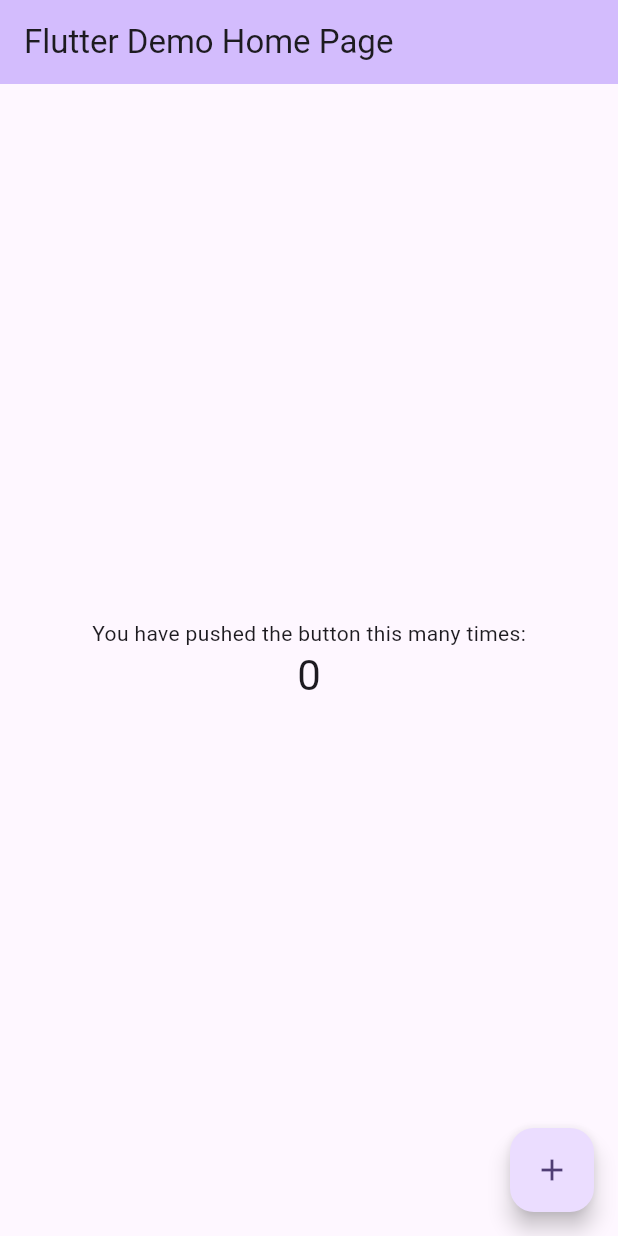
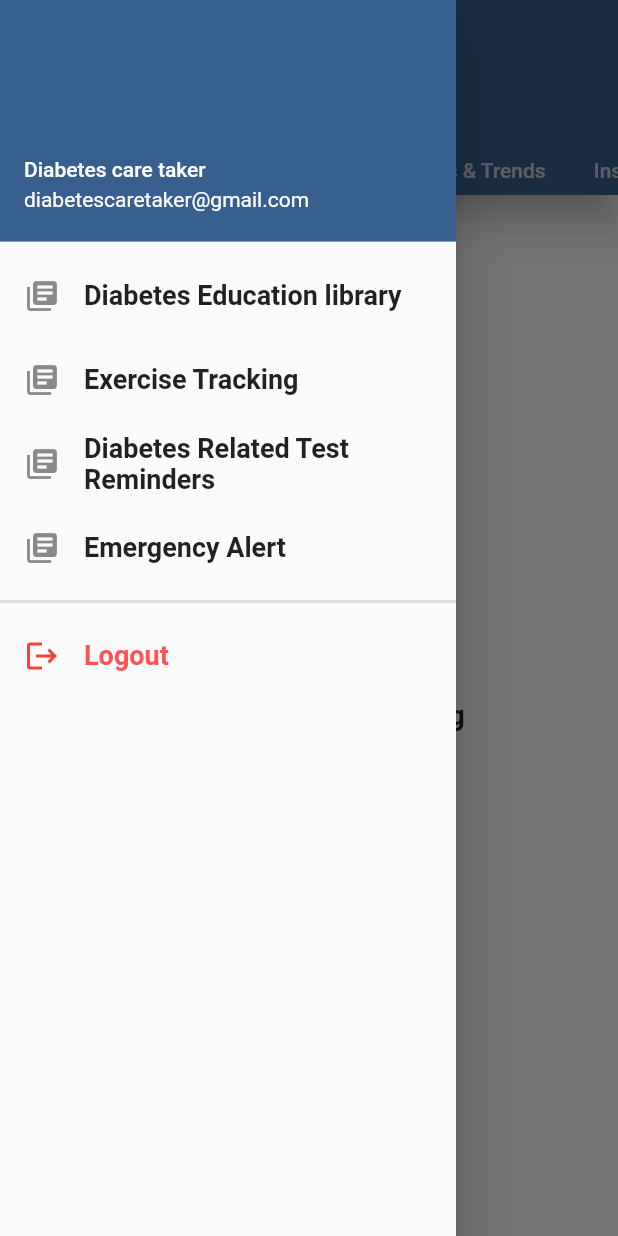
Before and after one commit to Abdullah6445/Diabetes-Care-Taker, a Flutter app: the screen it shows after launch, with the side drawer open (before the commit the screen has no drawer), on a phone screen of 412 x 824 dp. Run offline on Flutter 3.47's test engine with Material 3 defaults, Android fonts, the phone set to English and light mode, and no system bars.

Commit message:
all pages created,drawer,tabbar done

```diff
--- /dev/null
+++ b/lib/COMPONENTS_PAGES/bloodMonitoringPage.dart
@@ -0,0 +1,14 @@
+import 'package:flutter/material.dart';
+
+class bloodMonitoringPage extends StatelessWidget {
+  const bloodMonitoringPage({super.key});
+
+  @override
+  Widget build(BuildContext context) {
+    return Scaffold(
+      body: Container(
+        child: Center(child: Text("Blood glucose monitoring")),
+      ),
+    );
+  }
+}
--- /dev/null
+++ b/lib/COMPONENTS_PAGES/educationLibraryPage.dart
@@ -0,0 +1,14 @@
+import 'package:flutter/material.dart';
+
+class educationLibraryPage extends StatelessWidget {
+  const educationLibraryPage({super.key});
+
+  @override
+  Widget build(BuildContext context) {
+    return Scaffold(
+      body: Container(
+        child: Center(child: Text("education Library Page")),
+      ),
+    );
+  }
+}
--- /dev/null
+++ b/lib/COMPONENTS_PAGES/emergencyAlertPage.dart
@@ -0,0 +1,14 @@
+import 'package:flutter/material.dart';
+
+class emergencyAlertPage extends StatelessWidget {
+  const emergencyAlertPage({super.key});
+
+  @override
+  Widget build(BuildContext context) {
+    return Scaffold(
+      body: Container(
+        child: Center(child: Text("emergency Alert Page")),
+      ),
+    );
+  }
+}
--- /dev/null
+++ b/lib/COMPONENTS_PAGES/exerciseTrackingPage.dart
@@ -0,0 +1,14 @@
+import 'package:flutter/material.dart';
+
+class exerciseTrackingPage extends StatelessWidget {
+  const exerciseTrackingPage({super.key});
+
+  @override
+  Widget build(BuildContext context) {
+    return Scaffold(
+      body: Container(
+        child: Center(child: Text("exercise Tracking Page")),
+      ),
+    );
+  }
+}
--- /dev/null
+++ b/lib/COMPONENTS_PAGES/healthInsightsPage.dart
@@ -0,0 +1,14 @@
+import 'package:flutter/material.dart';
+
+class healthInsightsPage extends StatelessWidget {
+  const healthInsightsPage({super.key});
+
+  @override
+  Widget build(BuildContext context) {
+    return Scaffold(
+      body: Container(
+        child: Center(child: Text("health Insights Page")),
+      ),
+    );
+  }
+}
--- /dev/null
+++ b/lib/COMPONENTS_PAGES/insulinDosePage.dart
@@ -0,0 +1,14 @@
+import 'package:flutter/material.dart';
+
+class insulinDosePage extends StatelessWidget {
+  const insulinDosePage({super.key});
+
+  @override
+  Widget build(BuildContext context) {
+    return Scaffold(
+      body: Container(
+        child: Center(child: Text("insulin Dose Page")),
+      ),
+    );
+  }
+}
--- /dev/null
+++ b/lib/COMPONENTS_PAGES/medicationReminderPage.dart
@@ -0,0 +1,14 @@
+import 'package:flutter/material.dart';
+
+class medicationReminderPage extends StatelessWidget {
+  const medicationReminderPage({super.key});
+
+  @override
+  Widget build(BuildContext context) {
+    return Scaffold(
+      body: Container(
+        child: Center(child: Text("medication Reminder Page")),
+      ),
+    );
+  }
+}
--- /dev/null
+++ b/lib/COMPONENTS_PAGES/testReminderPage.dart
@@ -0,0 +1,14 @@
+import 'package:flutter/material.dart';
+
+class testReminderPage extends StatelessWidget {
+  const testReminderPage({super.key});
+
+  @override
+  Widget build(BuildContext context) {
+    return Scaffold(
+      body: Container(
+        child: Center(child: Text("test Reminder Page")),
+      ),
+    );
+  }
+}
--- /dev/null
+++ b/lib/PAGES/drawerPage.dart
@@ -0,0 +1,75 @@
+import 'package:flutter/material.dart';
+
+class drawerPage extends StatelessWidget {
+  const drawerPage({super.key});
+
+  @override
+  Widget build(BuildContext context) {
+    return Drawer(
+      child: Column(
+        children: [
+          UserAccountsDrawerHeader(
+            accountName: Text(
+              "Diabetes care taker",
+            ),
+            accountEmail: Text("diabetescaretaker@gmail.com"),
+          ),
+          ListTile(
+            horizontalTitleGap: 0,
+            onTap: () {},
+            leading: Icon(Icons.library_books),
+            title: Text(
+              "Diabetes Education library",
+              style: Theme.of(context).textTheme.bodyMedium,
+            ),
+          ),
+          ListTile(
+            horizontalTitleGap: 0,
+            onTap: () {},
+            leading: Icon(Icons.library_books),
+            title: Text(
+              "Exercise Tracking",
+              style: Theme.of(context).textTheme.bodyMedium,
+            ),
+          ),
+          ListTile(
+            horizontalTitleGap: 0,
+            onTap: () {},
+            leading: Icon(Icons.library_books),
+            title: Text(
+              "Diabetes Related Test Reminders",
+              style: Theme.of(context).textTheme.bodyMedium,
+            ),
+          ),
+          ListTile(
+            horizontalTitleGap: 0,
+            onTap: () {},
+            leading: Icon(Icons.library_books),
+            title: Text(
+              "Emergency Alert",
+              style: Theme.of(context).textTheme.bodyMedium,
+            ),
+          ),
+          Divider(
+            thickness: 2,
+          ),
+          ListTile(
+            horizontalTitleGap: 0,
+            onTap: () {},
+            leading: Icon(
+              Icons.logout,
+              color: Colors.red,
+            ),
+            title: Text(
+              "Logout",
+              style: Theme.of(context)
+                  .textTheme
+                  .bodyMedium
+                  ?.copyWith(color: Colors.redAccent),
+            ),
+          ),
+        ],
+      ),
+    );
+  }
+}
--- /dev/null
+++ b/lib/PAGES/homePage.dart
@@ -0,0 +1,73 @@
+import 'package:diabetes_care_taker/COMPONENTS_PAGES/bloodMonitoringPage.dart';
+import 'package:diabetes_care_taker/COMPONENTS_PAGES/healthInsightsPage.dart';
+import 'package:diabetes_care_taker/COMPONENTS_PAGES/insulinDosePage.dart';
+import 'package:diabetes_care_taker/COMPONENTS_PAGES/medicationReminderPage.dart';
+import 'package:diabetes_care_taker/PAGES/drawerPage.dart';
+import 'package:flutter/material.dart';
+
+class homePage extends StatelessWidget {
+  const homePage({super.key});
+
+  @override
+  Widget build(BuildContext context) {
+    return DefaultTabController(
+      length: 4,
+      child: Scaffold(
+        drawer: drawerPage(),
+        appBar: AppBar(
+          elevation: 10,
+          // centerTitle: true,
+          title: Text(
+            "Diabetes Care Taker",
+            style: TextStyle(fontWeight: FontWeight.w900),
+          ),
+          bottom: TabBar(
+            isScrollable: true,
+            tabAlignment: TabAlignment.start,
+            indicatorColor: Colors.redAccent,
+            tabs: [
+              Tab(
+                icon: Icon(
+                  size: MediaQuery.of(context).size.height * .04,
+                  Icons.water_drop_sharp,
+                  color: Colors.redAccent,
+                ),
+                child: Text("Blood Glucose Monitoring"),
+              ),
+              Tab(
+                icon: Icon(
+                  size: MediaQuery.of(context).size.height * .04,
+                  Icons.health_and_safety,
+                  color: Colors.blue,
+                ),
+                child: Text("Health Insights & Trends"),
+              ),
+              Tab(
+                icon: Icon(
+                  size: MediaQuery.of(context).size.height * .04,
+                  Icons.calculate,
+                  color: Colors.greenAccent,
+                ),
+                child: Text("Insulin Dose Calculation"),
+              ),
+              Tab(
+                icon: Icon(
+                  size: MediaQuery.of(context).size.height * .04,
+                  Icons.alarm_add,
+                  color: Colors.orangeAccent,
+                ),
+                child: Text("Medication Reminder"),
+              ),
+            ],
+          ),
+        ),
+        body: TabBarView(children: [
+          bloodMonitoringPage(),
+          healthInsightsPage(),
+          insulinDosePage(),
+          medicationReminderPage(),
+        ]),
+      ),
+    );
+  }
+}
--- a/lib/main.dart
+++ b/lib/main.dart
@@ -1,3 +1,4 @@
+import 'package:diabetes_care_taker/PAGES/homePage.dart';
 import 'package:flutter/material.dart';
 
 void main() {
@@ -7,119 +8,23 @@ void main() {
 class MyApp extends StatelessWidget {
   const MyApp({super.key});
 
-  // This widget is the root of your application.
   @override
   Widget build(BuildContext context) {
     return MaterialApp(
-      title: 'Flutter Demo',
+      debugShowCheckedModeBanner: false,
+      title: 'Diabetes Care Taker',
       theme: ThemeData(
-        // This is the theme of your application.
-        //
-        // TRY THIS: Try running your application with "flutter run". You'll see
-        // the application has a purple toolbar. Then, without quitting the app,
-        // try changing the seedColor in the colorScheme below to Colors.green
-        // and then invoke "hot reload" (save your changes or press the "hot
-        // reload" button in a Flutter-supported IDE, or press "r" if you used
-        // the command line to start the app).
-        //
-        // Notice that the counter didn't reset back to zero; the application
-        // state is not lost during the reload. To reset the state, use hot
-        // restart instead.
-        //
-        // This works for code too, not just values: Most code changes can be
-        // tested with just a hot reload.
-        colorScheme: ColorScheme.fromSeed(seedColor: Colors.deepPurple),
-        useMaterial3: true,
+        textTheme: TextTheme(
+          bodyLarge: TextStyle(fontSize: 30, fontWeight: FontWeight.w900),
+          bodyMedium: TextStyle(fontSize: 18, fontWeight: FontWeight.bold),
+          bodySmall: TextStyle(
+              fontSize: 16, fontWeight: FontWeight.bold, color: Colors.black),
+        ),
+        colorScheme:
+            ColorScheme.fromSeed(seedColor: Color.fromARGB(255, 5, 65, 114)),
+        useMaterial3: false,
       ),
-      home: const MyHomePage(title: 'Flutter Demo Home Page'),
+      home: homePage(),
     );
   }
 }
-
-class MyHomePage extends StatefulWidget {
-  const MyHomePage({super.key, required this.title});
-
-  // This widget is the home page of your application. It is stateful, meaning
-  // that it has a State object (defined below) that contains fields that affect
-  // how it looks.
-
-  // This class is the configuration for the state. It holds the values (in this
-  // case the title) provided by the parent (in this case the App widget) and
-  // used by the build method of the State. Fields in a Widget subclass are
-  // always marked "final".
-
-  final String title;
-
-  @override
-  State<MyHomePage> createState() => _MyHomePageState();
-}
-
-class _MyHomePageState extends State<MyHomePage> {
-  int _counter = 0;
-
-  void _incrementCounter() {
-    setState(() {
-      // This call to setState tells the Flutter framework that something has
-      // changed in this State, which causes it to rerun the build method below
-      // so that the display can reflect the updated values. If we changed
-      // _counter without calling setState(), then the build method would not be
-      // called again, and so nothing would appear to happen.
-      _counter++;
-    });
-  }
-
-  @override
-  Widget build(BuildContext context) {
-    // This method is rerun every time setState is called, for instance as done
-    // by the _incrementCounter method above.
-    //
-    // The Flutter framework has been optimized to make rerunning build methods
-    // fast, so that you can just rebuild anything that needs updating rather
-    // than having to individually change instances of widgets.
-    return Scaffold(
-      appBar: AppBar(
-        // TRY THIS: Try changing the color here to a specific color (to
-        // Colors.amber, perhaps?) and trigger a hot reload to see the AppBar
-        // change color while the other colors stay the same.
-        backgroundColor: Theme.of(context).colorScheme.inversePrimary,
-        // Here we take the value from the MyHomePage object that was created by
-        // the App.build method, and use it to set our appbar title.
-        title: Text(widget.title),
-      ),
-      body: Center(
-        // Center is a layout widget. It takes a single child and positions it
-        // in the middle of the parent.
-        child: Column(
-          // Column is also a layout widget. It takes a list of children and
-          // arranges them vertically. By default, it sizes itself to fit its
-          // children horizontally, and tries to be as tall as its parent.
-          //
-          // Column has various properties to control how it sizes itself and
-          // how it positions its children. Here we use mainAxisAlignment to
-          // center the children vertically; the main axis here is the vertical
-          // axis because Columns are vertical (the cross axis would be
-          // horizontal).
-          //
-          // TRY THIS: Invoke "debug painting" (choose the "Toggle Debug Paint"
-          // action in the IDE, or press "p" in the console), to see the
-          // wireframe for each widget.
-          mainAxisAlignment: MainAxisAlignment.center,
-          children: <Widget>[
-            const Text(
-              'You have pushed the button this many times:',
-            ),
-            Text(
-              '$_counter',
-              style: Theme.of(context).textTheme.headlineMedium,
-            ),
-          ],
-        ),
-      ),
-      floatingActionButton: FloatingActionButton(
-        onPressed: _incrementCounter,
-        tooltip: 'Increment',
-        child: const Icon(Icons.add),
-      ), // This trailing comma makes auto-formatting nicer for build methods.
-    );
-  }
-}
```
